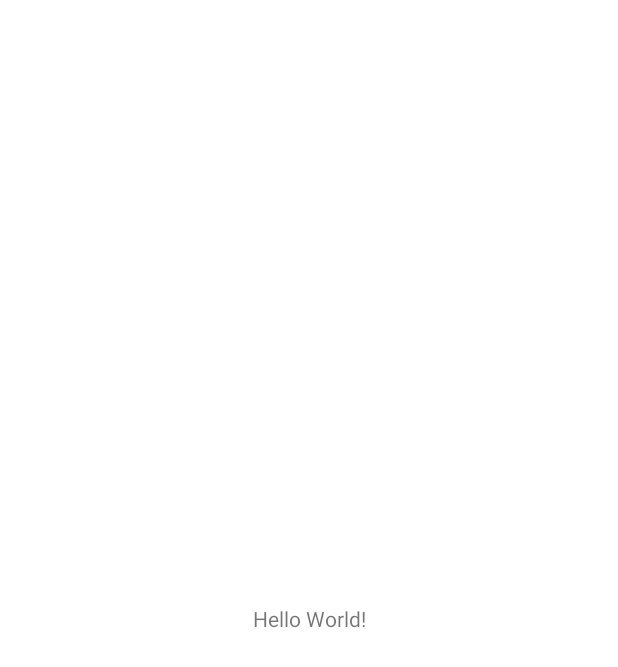
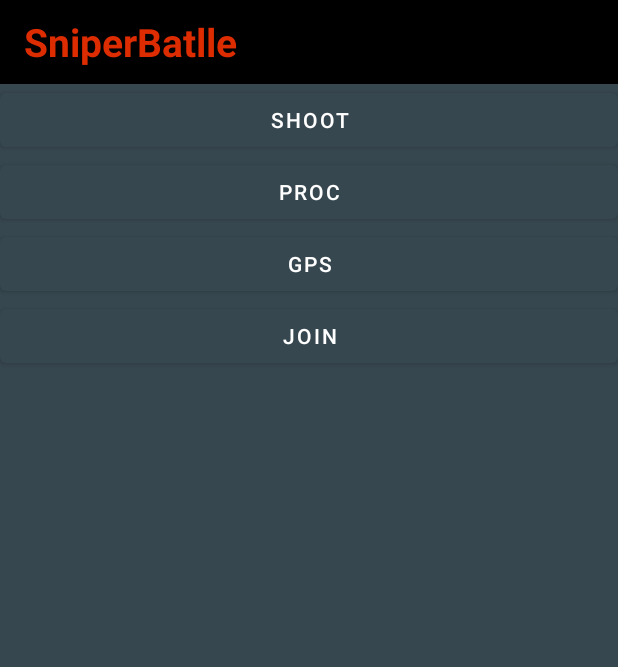
Before and after one commit to chanum/SniperBattle, an Android app: the MainActivity screen opened directly, with no data from a screen before it, on a phone screen of 412 x 824 dp. Before the commit the part shown is almost empty. Shown: the top 667 px of the screen. Run offline under Robolectric (Android 15) with nearby library versions, the phone set to English and light mode, and no system bars.

Commit message:
Agrega toolbar y botones para acciones en MainActivity.

```diff
--- a/app/src/main/java/com/kosten/mapx/sniperbattle/LoginActivity.java
+++ b/app/src/main/java/com/kosten/mapx/sniperbattle/LoginActivity.java
@@ -39,6 +39,9 @@ public class LoginActivity extends AppCompatActivity implements View.OnClickList
         // button listener
         mLogInButton.setOnClickListener(this);
         mNewUserButton.setOnClickListener(this);
+
+        mNameEditTxt.setText("test@test.com");
+        mPassEditTxt.setText("123456");
     }
 
     /***********************************************************************************************
--- a/app/src/main/res/layout/activity_main.xml
+++ b/app/src/main/res/layout/activity_main.xml
@@ -1,18 +1,52 @@
 <?xml version="1.0" encoding="utf-8"?>
-<androidx.constraintlayout.widget.ConstraintLayout xmlns:android="http://schemas.android.com/apk/res/android"
+<androidx.constraintlayout.widget.ConstraintLayout
+    xmlns:android="http://schemas.android.com/apk/res/android"
     xmlns:app="http://schemas.android.com/apk/res-auto"
     xmlns:tools="http://schemas.android.com/tools"
     android:layout_width="match_parent"
     android:layout_height="match_parent"
+    android:background="@color/colorPrimary"
     tools:context=".MainActivity">
 
-    <TextView
-        android:layout_width="wrap_content"
-        android:layout_height="wrap_content"
-        android:text="Hello World!"
-        app:layout_constraintBottom_toBottomOf="parent"
-        app:layout_constraintLeft_toLeftOf="parent"
-        app:layout_constraintRight_toRightOf="parent"
-        app:layout_constraintTop_toTopOf="parent" />
+    <LinearLayout
+        android:layout_width="match_parent"
+        android:layout_height="match_parent"
+        android:gravity="center_horizontal"
+        android:orientation="vertical">
+
+
+        <include
+            layout="@layout/toolbar"
+            android:id="@+id/toolbar_layout"
+            android:layout_height="wrap_content"
+            android:layout_width="match_parent">
+        </include>
+
+        <Button
+            android:id="@+id/shoot_button"
+            android:layout_width="match_parent"
+            android:layout_height="wrap_content"
+            android:text="SHOOT" />
+
+        <Button
+            android:id="@+id/processed_button"
+            android:layout_width="match_parent"
+            android:layout_height="wrap_content"
+            android:text="PROC" />
+
+        <Button
+            android:id="@+id/gps_button"
+            android:layout_width="match_parent"
+            android:layout_height="wrap_content"
+            android:text="GPS" />
+
+        <Button
+            android:id="@+id/join_button"
+            android:layout_width="match_parent"
+            android:layout_height="wrap_content"
+            android:text="JOIN" />
+
+    </LinearLayout>
+
 
 </androidx.constraintlayout.widget.ConstraintLayout>
--- /dev/null
+++ b/app/src/main/res/layout/toolbar.xml
@@ -0,0 +1,37 @@
+<?xml version="1.0" encoding="utf-8"?>
+<android.widget.Toolbar
+    xmlns:android="http://schemas.android.com/apk/res/android"
+    xmlns:app="http://schemas.android.com/apk/res-auto"
+    android:layout_width="match_parent"
+    android:layout_height="wrap_content"
+    android:background="@color/colorPrimaryDark"
+    android:gravity="center"
+    android:minHeight="?attr/actionBarSize"
+    app:titleTextColor="@color/colorPrimaryText">
+
+    <LinearLayout
+        android:layout_width="wrap_content"
+        android:layout_height="wrap_content"
+        android:orientation="vertical"
+        android:gravity="center">
+
+        <TextView
+            android:layout_width="wrap_content"
+            android:layout_height="wrap_content"
+            android:text="SniperBatlle"
+            android:textSize="26sp"
+            android:textColor="@color/colorSecondary"
+            android:textStyle="bold"/>
+
+        <!--
+        <ImageView
+            android:layout_width="wrap_content"
+            android:contentDescription="@string/app_name"
+            android:layout_height="wrap_content"
+            android:layout_gravity="center"
+            android:src="@drawable/athelinglogo"/>
+         -->
+
+    </LinearLayout>
+
+</android.widget.Toolbar>
```
